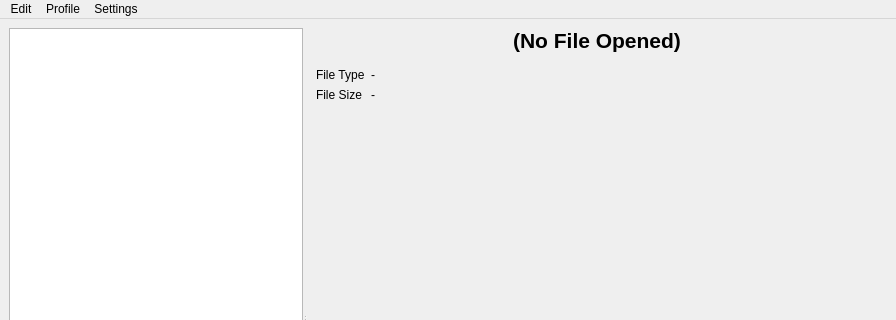
The window that branches/alemariusnexus/src/gtatools-gui/src/src/gui/MainFrame.ui (alemariusnexus/gtatools) describes before a commit, drawn with Qt 5; both pictures show x 0 to 896 and y 0 to 320 of the 896 by 648 pixel window.
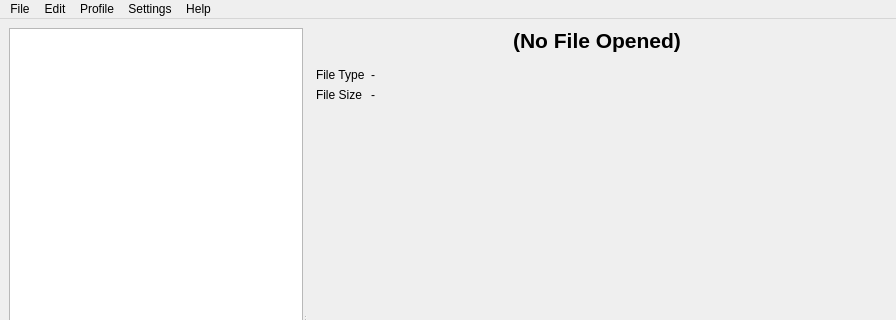
The same window after the commit.

```diff
--- a/branches/alemariusnexus/src/gtatools-gui/src/src/gui/MainFrame.ui
+++ b/branches/alemariusnexus/src/gtatools-gui/src/src/gui/MainFrame.ui
@@ -186,9 +186,21 @@
      <string>Edit</string>
     </property>
    </widget>
+   <widget class="QMenu" name="menuFile">
+    <property name="title">
+     <string>File</string>
+    </property>
+   </widget>
+   <widget class="QMenu" name="menuHelp">
+    <property name="title">
+     <string>Help</string>
+    </property>
+   </widget>
+   <addaction name="menuFile"/>
    <addaction name="menuEdit"/>
    <addaction name="menuProfile"/>
    <addaction name="menuSettings"/>
+   <addaction name="menuHelp"/>
   </widget>
   <widget class="QStatusBar" name="statusbar"/>
   <action name="actionSettings">
```
Left out of the diff: 7 changed lines with no effect on the pictures.
